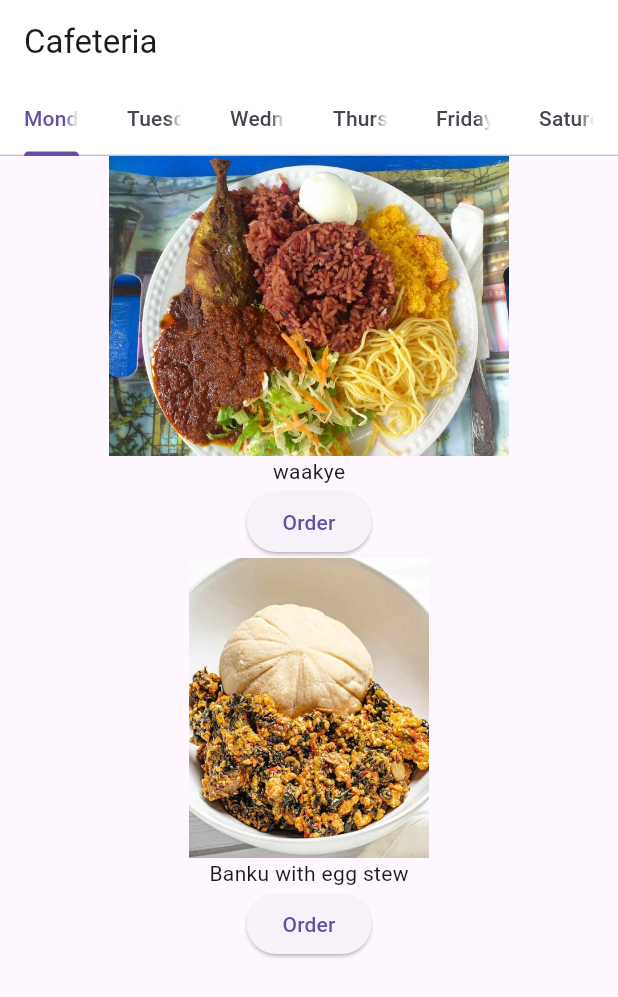
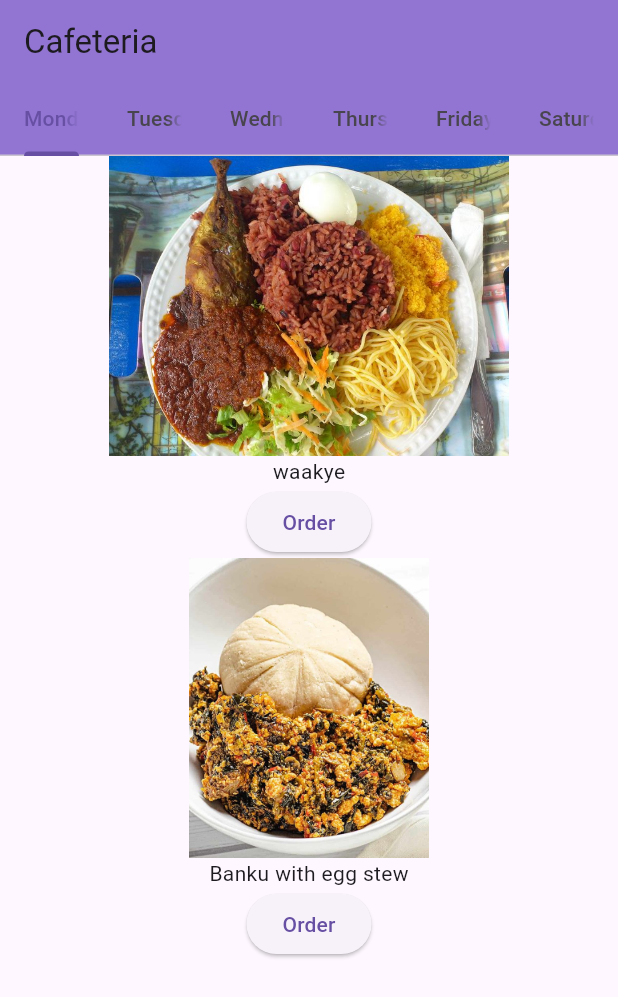
Before and after one commit to Amoako419/Flutter_Assignment_1, a Flutter app: the screen it shows after launch, on a phone screen of 412 x 824 dp. Shown: the top 997 px of the screen. Run offline on Flutter 3.47's test engine with Material 3 defaults, Android fonts, the phone set to English and light mode, and no system bars.

Commit message:
class changes

```diff
--- a/cafetaria/lib/main.dart
+++ b/cafetaria/lib/main.dart
@@ -14,7 +14,7 @@
         length: 6,
         child: Scaffold(
           appBar: AppBar(
-            backgroundColor: const Color.fromARGB(255, 255, 255, 255),
+            backgroundColor: Color.fromARGB(255, 146, 117, 210),
             bottom: const TabBar(
               tabs: [
                 Tab(text:"Monday"),
@@ -47,7 +47,11 @@
 
 }
 Widget _monday(){
-  return  Column(
+  return  Padding(
+    padding: const EdgeInsets.symmetric(),
+
+    child: Column(
+
       children: [
         const Image(image: AssetImage("assets/1.JPG",),height: 200.0),
         const Text("waakye"),
@@ -57,6 +61,7 @@
         const Text("Banku with egg stew"),
         ElevatedButton(onPressed: () {}, child: const Text("Order")),
       ],
+    ),
   );
 }
 
```
Also changed, not shown: 1 other file. Lines whose indentation alone changed are shown as unchanged.
